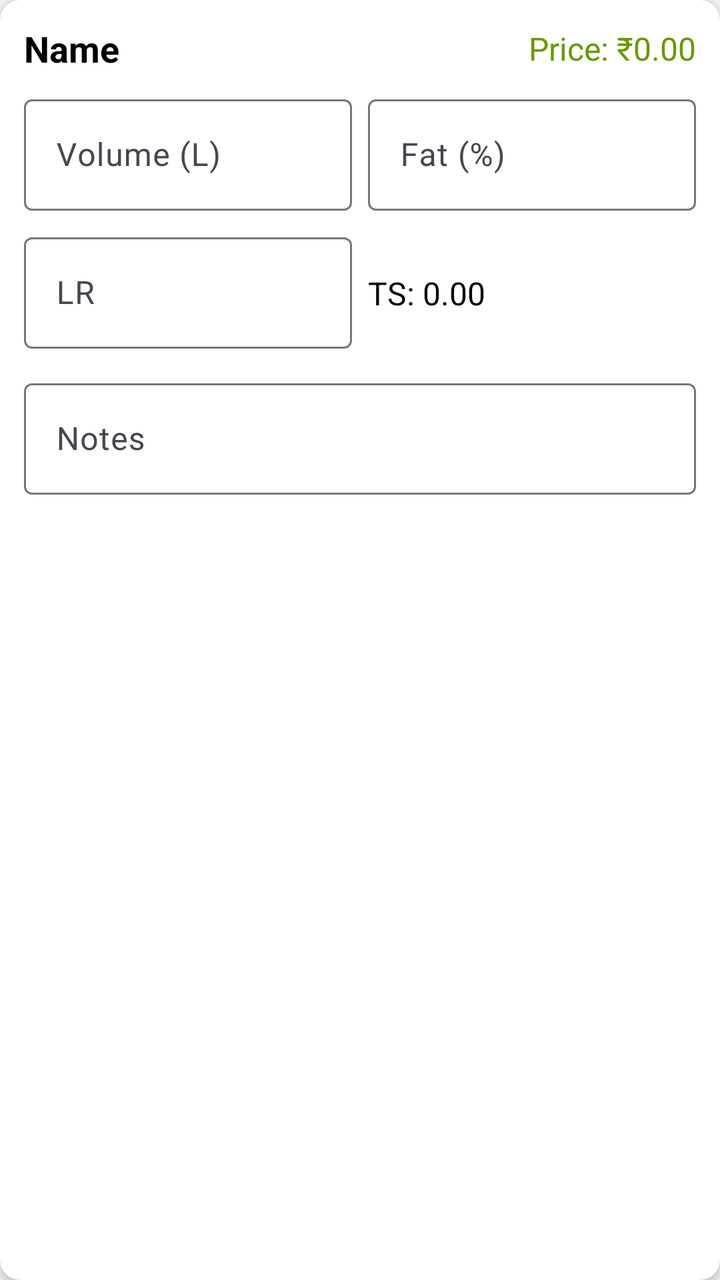
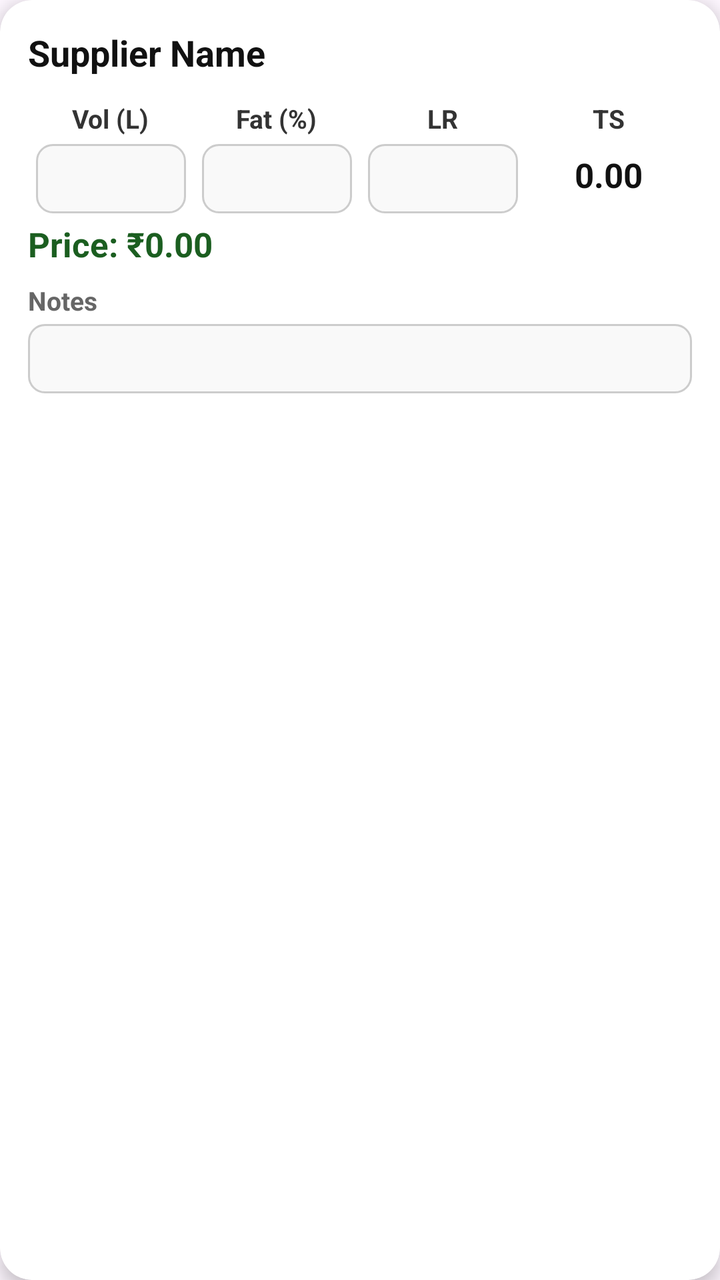

Screens rendered from an Android XML layout before and after an edit, with the pre-edit source and the edit as a unified diff.
<!-- AndroidManifest.xml: application theme Theme.MilkLedger -->
<!-- res/layout/item_purchase.xml -->
<?xml version="1.0" encoding="utf-8"?>
<androidx.cardview.widget.CardView xmlns:android="http://schemas.android.com/apk/res/android"
    xmlns:app="http://schemas.android.com/apk/res-auto"
    android:layout_width="match_parent"
    android:layout_margin="12dp"
    android:layout_height="wrap_content"
    app:cardCornerRadius="10dp"
    app:cardElevation="4dp"
    android:backgroundTint="@android:color/white">

    <LinearLayout
        android:layout_width="match_parent"
        android:layout_height="wrap_content"
        android:orientation="vertical"
        android:padding="12dp">

        
        <LinearLayout
            android:layout_width="match_parent"
            android:layout_height="wrap_content"
            android:orientation="horizontal"
            android:gravity="center_vertical"
            android:weightSum="2"
            android:layout_marginBottom="8dp">

            <TextView
                android:id="@+id/tv_supplier_name"
                android:layout_width="0dp"
                android:layout_weight="1"
                android:layout_height="wrap_content"
                android:text="Name"
                android:textSize="18sp"
                android:textStyle="bold"
                android:textColor="@android:color/black" />

            <TextView
                android:id="@+id/tv_price"
                android:layout_width="0dp"
                android:layout_weight="1"
                android:layout_height="wrap_content"
                android:text="Price: ₹0.00"
                android:textSize="16sp"
                android:textColor="@android:color/holo_green_dark"
                android:gravity="end" />
        </LinearLayout>

        
        <LinearLayout
            android:layout_width="match_parent"
            android:layout_height="wrap_content"
            android:orientation="horizontal"
            android:weightSum="2"
            android:layout_marginBottom="8dp">

            <com.google.android.material.textfield.TextInputLayout
                android:layout_width="0dp"
                android:layout_weight="1"
                android:layout_height="wrap_content"
                android:hint="Volume (L)">

                <com.google.android.material.textfield.TextInputEditText
                    android:id="@+id/et_volume"
                    android:layout_width="match_parent"
                    android:layout_height="wrap_content"
                    android:inputType="numberDecimal"
                    android:textSize="16sp" />
            </com.google.android.material.textfield.TextInputLayout>

            <Space
                android:layout_width="8dp"
                android:layout_height="wrap_content" />

            <com.google.android.material.textfield.TextInputLayout
                android:layout_width="0dp"
                android:layout_weight="1"
                android:layout_height="wrap_content"
                android:hint="Fat (%)">

                <com.google.android.material.textfield.TextInputEditText
                    android:id="@+id/et_fat"
                    android:layout_width="match_parent"
                    android:layout_height="wrap_content"
                    android:inputType="numberDecimal"
                    android:textSize="16sp" />
            </com.google.android.material.textfield.TextInputLayout>
        </LinearLayout>

        
        <LinearLayout
            android:layout_width="match_parent"
            android:layout_height="wrap_content"
            android:orientation="horizontal"
            android:weightSum="2"
            android:layout_marginBottom="8dp">

            <com.google.android.material.textfield.TextInputLayout
                android:layout_width="0dp"
                android:layout_weight="1"
                android:layout_height="wrap_content"
                android:hint="LR">

                <com.google.android.material.textfield.TextInputEditText
                    android:id="@+id/et_lr"
                    android:layout_width="match_parent"
                    android:layout_height="wrap_content"
                    android:inputType="numberDecimal"
                    android:textSize="16sp" />
            </com.google.android.material.textfield.TextInputLayout>

            <Space
                android:layout_width="8dp"
                android:layout_height="wrap_content" />

            <TextView
                android:id="@+id/tv_ts"
                android:layout_width="0dp"
                android:layout_weight="1"
                android:layout_height="wrap_content"
                android:text="TS: 0.00"
                android:textSize="16sp"
                android:gravity="center_vertical"
                android:textColor="@android:color/black" />
        </LinearLayout>

        
        <com.google.android.material.textfield.TextInputLayout
            android:layout_width="match_parent"
            android:layout_height="wrap_content"
            android:hint="Notes"
            android:layout_marginTop="4dp">

            <com.google.android.material.textfield.TextInputEditText
                android:id="@+id/et_notes"
                android:layout_width="match_parent"
                android:layout_height="wrap_content"
                android:inputType="textCapSentences"
                android:textSize="16sp" />
        </com.google.android.material.textfield.TextInputLayout>

    </LinearLayout>
</androidx.cardview.widget.CardView>
<!-- resources referenced by this layout -->
<resources>
  <style name="Theme.MilkLedger" parent="Base.Theme.MilkLedger" />
  <style name="Base.Theme.MilkLedger" parent="Theme.Material3.DayNight.NoActionBar">
  
  
  
          <item name="colorPrimary">@color/md_theme_primary</item>
          <item name="colorOnPrimary">@color/md_theme_onPrimary</item>
          <item name="colorSecondary">@color/md_theme_secondary</item>
          <item name="colorOnSecondary">@color/md_theme_onSecondary</item>
          <item name="android:statusBarColor">@android:color/transparent</item>
          <item name="android:navigationBarColor">?attr/colorSurface</item>
  
          <item name="materialButtonStyle">@style/Button.Filled</item>
  
          <item name="textAppearanceHeadlineLarge">@style/Text.H1</item>
          <item name="textAppearanceHeadlineMedium">@style/Text.H2</item>
          <item name="textAppearanceTitleMedium">@style/Text.Title</item>
          <item name="textAppearanceBodyLarge">@style/Text.Body</item>
          <item name="textAppearanceLabelMedium">@style/Text.Caption</item>
          <item name="textAppearanceLabelLarge">@style/Text.Button</item>
  
  
      </style>
  <color name="md_theme_primary">#4CAF50</color>
  <color name="md_theme_onPrimary">#FFFFFF</color>
  <color name="md_theme_secondary">#FFC107</color>
  <color name="md_theme_onSecondary">#000000</color>
  <style name="Button.Filled" parent="Widget.Material3.Button">
          <item name="cornerRadius">@dimen/corner_medium</item>
          <item name="textAppearanceButton">@style/Text.Button</item>
          <item name="elevation">@dimen/elevation_high</item>
          <item name="android:textAllCaps">false</item>
      </style>
  <style name="Text.H1" parent="TextAppearance.Material3.DisplayLarge">
          <item name="android:fontFamily">@font/poppins_bold</item>
          <item name="android:textSize">@dimen/sp_headline_large</item>
          <item name="android:letterSpacing">0.01</item>
      </style>
  <style name="Text.H2" parent="TextAppearance.Material3.HeadlineMedium">
          <item name="android:fontFamily">@font/poppins_semibold</item>
          <item name="android:textSize">@dimen/sp_headline_medium</item>
          <item name="android:letterSpacing">0.01</item>
      </style>
  <style name="Text.Title" parent="TextAppearance.Material3.TitleMedium">
          <item name="android:fontFamily">@font/inter_semibold</item>
          <item name="android:textSize">@dimen/sp_headline_medium</item>
      </style>
  <style name="Text.Body" parent="TextAppearance.Material3.BodyLarge">
          <item name="android:fontFamily">@font/inter</item>
          <item name="android:textSize">@dimen/sp_body</item>
      </style>
  <style name="Text.Caption" parent="TextAppearance.Material3.LabelMedium">
          <item name="android:fontFamily">@font/inter_semibold</item>
          <item name="android:textSize">@dimen/sp_caption</item>
      </style>
  <style name="Text.Button" parent="TextAppearance.Material3.LabelLarge">
          <item name="android:fontFamily">@font/inter_semibold</item>
          <item name="android:textSize">@dimen/sp_button</item>
          <item name="android:textAllCaps">false</item>
      </style>
  <dimen name="corner_medium">8dp</dimen>
  <dimen name="elevation_high">8dp</dimen>
  <dimen name="sp_headline_large">24sp</dimen>
  <dimen name="sp_headline_medium">20sp</dimen>
  <dimen name="sp_body">16sp</dimen>
  <dimen name="sp_caption">14sp</dimen>
  <dimen name="sp_button">16sp</dimen>
</resources>

<!-- the commit's change to res/layout/item_purchase.xml (unified diff, before → after) -->
@@ -1,141 +1,186 @@
 <?xml version="1.0" encoding="utf-8"?>
-<androidx.cardview.widget.CardView xmlns:android="http://schemas.android.com/apk/res/android"
+<androidx.cardview.widget.CardView
+    xmlns:android="http://schemas.android.com/apk/res/android"
     xmlns:app="http://schemas.android.com/apk/res-auto"
+    xmlns:tools="http://schemas.android.com/tools"
     android:layout_width="match_parent"
-    android:layout_margin="12dp"
     android:layout_height="wrap_content"
-    app:cardCornerRadius="10dp"
-    app:cardElevation="4dp"
+    android:layout_marginHorizontal="16dp"
+    android:layout_marginVertical="8dp"
+    app:cardCornerRadius="16dp"
+    app:cardElevation="5dp"
     android:backgroundTint="@android:color/white">
 
     <LinearLayout
         android:layout_width="match_parent"
         android:layout_height="wrap_content"
         android:orientation="vertical"
-        android:padding="12dp">
+        android:padding="14dp">
 
         
-        <LinearLayout
+        <TextView
+            android:id="@+id/tv_supplier_name"
             android:layout_width="match_parent"
             android:layout_height="wrap_content"
-            android:orientation="horizontal"
-            android:gravity="center_vertical"
-            android:weightSum="2"
-            android:layout_marginBottom="8dp">
-
-            <TextView
-                android:id="@+id/tv_supplier_name"
-                android:layout_width="0dp"
-                android:layout_weight="1"
-                android:layout_height="wrap_content"
-                android:text="Name"
-                android:textSize="18sp"
-                android:textStyle="bold"
-                android:textColor="@android:color/black" />
-
-            <TextView
-                android:id="@+id/tv_price"
-                android:layout_width="0dp"
-                android:layout_weight="1"
-                android:layout_height="wrap_content"
-                android:text="Price: ₹0.00"
-                android:textSize="16sp"
-                android:textColor="@android:color/holo_green_dark"
-                android:gravity="end" />
-        </LinearLayout>
+            android:text="Supplier Name"
+            android:textSize="18sp"
+            android:textStyle="bold"
+            android:textColor="#111111"
+            android:layout_marginBottom="8dp" />
 
         
-        <LinearLayout
+        <GridLayout
             android:layout_width="match_parent"
             android:layout_height="wrap_content"
-            android:orientation="horizontal"
-            android:weightSum="2"
-            android:layout_marginBottom="8dp">
+            android:columnCount="4"
+            android:alignmentMode="alignMargins"
+            android:useDefaultMargins="true"
+            >
 
-            <com.google.android.material.textfield.TextInputLayout
+            
+            <LinearLayout
                 android:layout_width="0dp"
-                android:layout_weight="1"
                 android:layout_height="wrap_content"
-                android:hint="Volume (L)">
+                android:layout_columnWeight="1"
+                android:orientation="vertical"
+                android:gravity="center">
 
-                <com.google.android.material.textfield.TextInputEditText
+                <TextView
+                    android:layout_width="wrap_content"
+                    android:layout_height="wrap_content"
+                    android:layout_marginBottom="4dp"
+                    android:text="Vol (L)"
+                    android:textColor="#333"
+                    android:textSize="13sp"
+                    android:textStyle="bold" />
+
+                <EditText
                     android:id="@+id/et_volume"
                     android:layout_width="match_parent"
                     android:layout_height="wrap_content"
                     android:inputType="numberDecimal"
-                    android:textSize="16sp" />
-            </com.google.android.material.textfield.TextInputLayout>
+                    android:textSize="17sp"
+                    android:gravity="center"
+                    android:paddingVertical="6dp"
+                    android:background="@drawable/bg_edittext_readable" />
+            </LinearLayout>
 
-            <Space
-                android:layout_width="8dp"
-                android:layout_height="wrap_content" />
+            
+            <LinearLayout
+                android:layout_width="0dp"
+                android:layout_height="wrap_content"
+                android:layout_columnWeight="1"
+                android:orientation="vertical"
+                android:gravity="center">
 
-            <com.google.android.material.textfield.TextInputLayout
-                android:layout_width="0dp"
-                android:layout_weight="1"
-                android:layout_height="wrap_content"
-                android:hint="Fat (%)">
+                <TextView
+                    android:layout_width="wrap_content"
+                    android:layout_height="wrap_content"
+                    android:layout_marginBottom="4dp"
+                    android:text="Fat (%)"
+                    android:textColor="#333"
+                    android:textSize="13sp"
+                    android:textStyle="bold" />
 
-                <com.google.android.material.textfield.TextInputEditText
+                <EditText
                     android:id="@+id/et_fat"
                     android:layout_width="match_parent"
                     android:layout_height="wrap_content"
                     android:inputType="numberDecimal"
-                    android:textSize="16sp" />
-            </com.google.android.material.textfield.TextInputLayout>
-        </LinearLayout>
+                    android:textSize="17sp"
+                    android:gravity="center"
+                    android:paddingVertical="6dp"
+                    android:background="@drawable/bg_edittext_readable" />
+            </LinearLayout>
 
-        
-        <LinearLayout
-            android:layout_width="match_parent"
-            android:layout_height="wrap_content"
-            android:orientation="horizontal"
-            android:weightSum="2"
-            android:layout_marginBottom="8dp">
+            
+            <LinearLayout
+                android:layout_width="0dp"
+                android:layout_height="wrap_content"
+                android:layout_columnWeight="1"
+                android:orientation="vertical"
+                android:gravity="center">
 
-            <com.google.android.material.textfield.TextInputLayout
-                android:layout_width="0dp"
-                android:layout_weight="1"
-                android:layout_height="wrap_content"
-                android:hint="LR">
+                <TextView
+                    android:layout_width="wrap_content"
+                    android:layout_height="wrap_content"
+                    android:layout_marginBottom="4dp"
+                    android:text="LR"
+                    android:textColor="#333"
+                    android:textSize="13sp"
+                    android:textStyle="bold" />
 
-                <com.google.android.material.textfield.TextInputEditText
+                <EditText
                     android:id="@+id/et_lr"
                     android:layout_width="match_parent"
                     android:layout_height="wrap_content"
                     android:inputType="numberDecimal"
-                    android:textSize="16sp" />
-            </com.google.android.material.textfield.TextInputLayout>
+                    android:textSize="17sp"
+                    android:gravity="center"
+                    android:paddingVertical="6dp"
+                    android:background="@drawable/bg_edittext_readable" />
+            </LinearLayout>
 
-            <Space
-                android:layout_width="8dp"
-                android:layout_height="wrap_content" />
+            
+            <LinearLayout
+                android:layout_width="0dp"
+                android:layout_height="wrap_content"
+                android:layout_columnWeight="1"
+                android:orientation="vertical"
 
-            <TextView
-                android:id="@+id/tv_ts"
-                android:layout_width="0dp"
-                android:layout_weight="1"
-                android:layout_height="wrap_content"
-                android:text="TS: 0.00"
-                android:textSize="16sp"
-                android:gravity="center_vertical"
-                android:textColor="@android:color/black" />
-        </LinearLayout>
+                android:gravity="center">
+
+                <TextView
+                    android:layout_width="wrap_content"
+                    android:layout_height="wrap_content"
+                    android:text="TS"
+                    android:textColor="#333"
+                    android:textSize="13sp"
+                    android:textStyle="bold" />
+
+                <TextView
+                    android:id="@+id/tv_ts"
+                    android:layout_width="match_parent"
+                    android:layout_height="wrap_content"
+                    android:text="0.00"
+                    android:paddingTop="8dp"
+                    android:textSize="17sp"
+                    android:textStyle="bold"
+                    android:textColor="#111111"
+                    android:gravity="center" />
+            </LinearLayout>
+        </GridLayout>
 
         
-        <com.google.android.material.textfield.TextInputLayout
+        <TextView
+            android:id="@+id/tv_price"
             android:layout_width="match_parent"
             android:layout_height="wrap_content"
-            android:hint="Notes"
-            android:layout_marginTop="4dp">
+            android:text="Price: ₹0.00"
+            android:textSize="17sp"
+            android:textStyle="bold"
+            android:textColor="#1B5E20"
+            android:layout_marginBottom="8dp" />
 
-            <com.google.android.material.textfield.TextInputEditText
-                android:id="@+id/et_notes"
-                android:layout_width="match_parent"
-                android:layout_height="wrap_content"
-                android:inputType="textCapSentences"
-                android:textSize="16sp" />
-        </com.google.android.material.textfield.TextInputLayout>
+        
+        <TextView
+            android:layout_width="match_parent"
+            android:layout_height="wrap_content"
+            android:layout_marginBottom="3dp"
+            android:text="Notes"
+            android:textColor="#666"
+            android:textSize="13sp"
+            android:textStyle="bold" />
 
+        <EditText
+            android:id="@+id/et_notes"
+            android:layout_width="match_parent"
+            android:layout_height="wrap_content"
+            android:inputType="textCapSentences"
+            android:textSize="17sp"
+            android:paddingStart="10dp"
+            android:paddingVertical="6dp"
+            android:background="@drawable/bg_edittext_readable"
+            tools:ignore="RtlSymmetry" />
     </LinearLayout>
 </androidx.cardview.widget.CardView>
<!-- resource entries referenced after the edit -->
@@ -1,5 +1,12 @@
 <!-- resources referenced by this layout -->
 <resources>
+  <!-- drawable bg_edittext_readable (drawable) -->
+  <shape xmlns:android="http://schemas.android.com/apk/res/android" android:shape="rectangle">
+      <solid android:color="#F9F9F9" />
+      <stroke android:width="1dp" android:color="#CCCCCC" />
+      <corners android:radius="8dp" />
+      <padding android:left="6dp" android:right="6dp" android:top="4dp" android:bottom="4dp" />
+  </shape>
   <style name="Theme.MilkLedger" parent="Base.Theme.MilkLedger" />
   <style name="Base.Theme.MilkLedger" parent="Theme.Material3.DayNight.NoActionBar">
   
